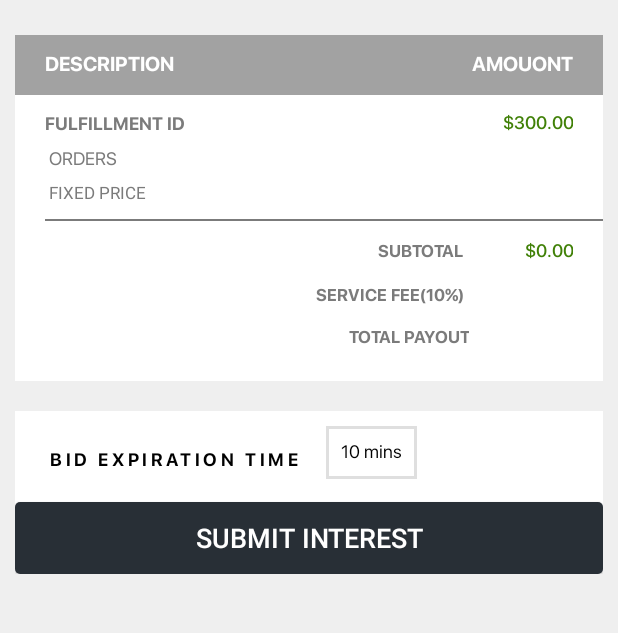
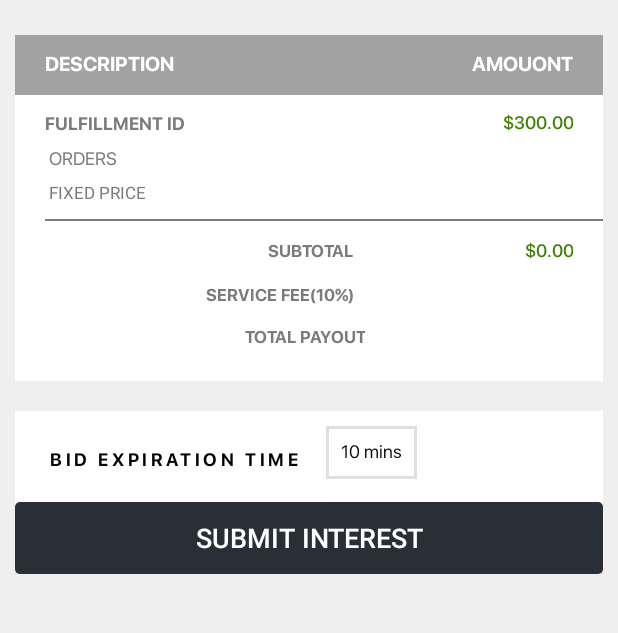
Before and after one commit to JagadeshSeeram/Fulfiller, an Android app: the layout invoice.xml on its own in the app's theme, with its tools: preview values and no code run, on a phone screen of 412 x 824 dp, the part 155-788 px from its top. Run offline under Robolectric (Android 15) with nearby library versions, the phone set to English and light mode, and no system bars; Roboto replaces fonts that are not available here.

Commit message:
bug fixes

```diff
--- a/app/src/main/java/com/biglynx/fulfiller/adapter/FulfillerConfirmAdapter.java
+++ b/app/src/main/java/com/biglynx/fulfiller/adapter/FulfillerConfirmAdapter.java
@@ -33,7 +33,7 @@ public class FulfillerConfirmAdapter extends RecyclerView.Adapter<FulfillerConfi
     Context Context;
     List<FulfillersDTO> confirmList = new ArrayList<>();
     LayoutInflater inflater;
-    SimpleDateFormat simpleDateFormat = new SimpleDateFormat("yyyy-MM-dd'T'HH:mm:ss");;
+    SimpleDateFormat simpleDateFormat = new SimpleDateFormat("yyyy-MM-dd'T'HH:mm:ss");
     private OnRecyclerItemClickListener listener;
 
     public FulfillerConfirmAdapter(Context mContext, List<FulfillersDTO> mConfirmList,
@@ -57,7 +57,7 @@ public class FulfillerConfirmAdapter extends RecyclerView.Adapter<FulfillerConfi
                 try{
                     Date date1 = simpleDateFormat.parse(result1.InterestDateTime);
                     Date date2 = simpleDateFormat.parse(result2.InterestDateTime);
-                    return date1.compareTo(date2);
+                    return date2.compareTo(date1);
                 }catch (Exception e) {
                     e.printStackTrace();
                     return 0;
--- a/app/src/main/java/com/biglynx/fulfiller/adapter/FulfillerPendingAdapter.java
+++ b/app/src/main/java/com/biglynx/fulfiller/adapter/FulfillerPendingAdapter.java
@@ -126,7 +126,7 @@ public class FulfillerPendingAdapter extends RecyclerView.Adapter<FulfillerPendi
                 try{
                     Date date1 = simpleDateFormat.parse(result1.InterestDateTime);
                     Date date2 = simpleDateFormat.parse(result2.InterestDateTime);
-                    return date1.compareTo(date2);
+                    return date2.compareTo(date1);
                 }catch (Exception e) {
                     e.printStackTrace();
                     return 0;
--- a/app/src/main/java/com/biglynx/fulfiller/ui/BusinessRegistration.java
+++ b/app/src/main/java/com/biglynx/fulfiller/ui/BusinessRegistration.java
@@ -5,6 +5,7 @@ import android.graphics.Color;
 import android.os.Bundle;
 import android.support.annotation.NonNull;
 import android.support.v4.app.FragmentActivity;
+import android.text.InputFilter;
 import android.text.SpannableString;
 import android.text.Spanned;
 import android.text.TextUtils;
@@ -125,6 +126,9 @@ public class BusinessRegistration extends FragmentActivity implements View.OnCli
         email_ev = (EditText) findViewById(R.id.email_ev);
         businessEdit = (EditText) findViewById(R.id.busniess_tv);
         phoneno_tv = (EditText) findViewById(R.id.phoneno_tv);
+        InputFilter[] filterArray = new InputFilter[1];
+        filterArray[0] = new InputFilter.LengthFilter(10);
+        phoneno_tv.setFilters(filterArray);
         addressEdit = (EditText) findViewById(R.id.adress_tv);
         cityEdit = (EditText) findViewById(R.id.city_tv);
         stateSpinner = (Spinner) findViewById(R.id.spinner_satte);
--- a/app/src/main/java/com/biglynx/fulfiller/ui/EditProfileActivity.java
+++ b/app/src/main/java/com/biglynx/fulfiller/ui/EditProfileActivity.java
@@ -13,6 +13,7 @@ import android.os.Environment;
 import android.provider.MediaStore;
 import android.support.v7.app.AppCompatActivity;
 import android.os.Bundle;
+import android.text.InputFilter;
 import android.text.TextUtils;
 import android.util.Log;
 import android.view.View;
@@ -111,6 +112,9 @@ public class EditProfileActivity extends AppCompatActivity implements View.OnCli
         address_ev = (EditText) findViewById(R.id.address_ev);
         city_ev = (EditText) findViewById(R.id.city_ev);
         phoneNumber_ev = (EditText) findViewById(R.id.mobile_ev);
+        InputFilter[] filterArray = new InputFilter[1];
+        filterArray[0] = new InputFilter.LengthFilter(10);
+        phoneNumber_ev.setFilters(filterArray);
         phoneNumber_tv = (TextView) findViewById(R.id.mobile_tv);
         profilePIc_iv = (CircularImageView) findViewById(R.id.profilePic_iv);
         camera_LI = (LinearLayout) findViewById(R.id.takePhoto_LI);
--- a/app/src/main/java/com/biglynx/fulfiller/ui/ForgotPasswordActivity.java
+++ b/app/src/main/java/com/biglynx/fulfiller/ui/ForgotPasswordActivity.java
@@ -43,7 +43,7 @@ public class ForgotPasswordActivity extends AppCompatActivity implements View.On
                 finish();
             }
         }, string.indexOf("SIGN"), spannableString.length(), Spanned.SPAN_EXCLUSIVE_EXCLUSIVE);
-        spannableString.setSpan(new ForegroundColorSpan(Color.BLUE), string.indexOf("SIGN"), spannableString.length(), Spanned.SPAN_EXCLUSIVE_EXCLUSIVE);
+        spannableString.setSpan(new ForegroundColorSpan(Color.WHITE), string.indexOf("SIGN"), spannableString.length(), Spanned.SPAN_EXCLUSIVE_EXCLUSIVE);
         signIn_tv.setMovementMethod(LinkMovementMethod.getInstance());
         signIn_tv.setText(spannableString);
     }
--- a/app/src/main/res/layout/invoice.xml
+++ b/app/src/main/res/layout/invoice.xml
@@ -142,12 +142,12 @@
 
                     <com.biglynx.fulfiller.fonts.CustomFontBold
                         android:layout_width="0dp"
-                        android:layout_weight="0.8"
+                        android:layout_weight="0.6"
                         android:layout_gravity="center"
                         android:gravity="center|start"
                         android:textColor="#7B7B7B"
                         android:textSize="@dimen/sp_12"
-                        android:maxLines="1"
+                        android:maxLines="2"
                         android:text="fulfillment id"
                         android:id="@+id/fulfillment_id_tv"
                         android:textAllCaps="true"
@@ -156,7 +156,7 @@
 
                     <com.biglynx.fulfiller.fonts.CustomFontMedium
                         android:layout_width="0dp"
-                        android:layout_weight="0.2"
+                        android:layout_weight="0.4"
                         android:layout_gravity="right"
                         android:gravity="center|right"
                         android:textColor="#408007"
@@ -218,7 +218,7 @@
 
                     <com.biglynx.fulfiller.fonts.CustomFontBold
                         android:layout_width="0dp"
-                        android:layout_weight="0.8"
+                        android:layout_weight="0.6"
                         android:layout_gravity="center"
                         android:gravity="center|end"
                         android:textColor="#7B7B7B"
@@ -230,7 +230,7 @@
 
                     <com.biglynx.fulfiller.fonts.CustomFontMedium
                         android:layout_width="0dp"
-                        android:layout_weight="0.2"
+                        android:layout_weight="0.4"
                         android:layout_gravity="right"
                         android:gravity="right|center_vertical"
                         android:textColor="#408007"
@@ -254,7 +254,7 @@
 
                     <com.biglynx.fulfiller.fonts.CustomFontBold
                         android:layout_width="0dp"
-                        android:layout_weight="0.8"
+                        android:layout_weight="0.6"
                         android:layout_gravity="center"
                         android:gravity="center|end"
                         android:textColor="#7B7B7B"
@@ -266,7 +266,7 @@
 
                     <com.biglynx.fulfiller.fonts.CustomFontMedium
                         android:layout_width="0dp"
-                        android:layout_weight="0.2"
+                        android:layout_weight="0.4"
                         android:layout_gravity="right"
                         android:gravity="right|center_vertical"
                         android:textColor="#EF4C51"
@@ -289,7 +289,7 @@
 
                     <com.biglynx.fulfiller.fonts.CustomFontBold
                         android:layout_width="0dp"
-                        android:layout_weight="0.8"
+                        android:layout_weight="0.6"
                         android:layout_gravity="center"
                         android:gravity="center|end"
                         android:textColor="#7B7B7B"
@@ -302,7 +302,7 @@
 
                     <com.biglynx.fulfiller.fonts.CustomFontMedium
                         android:layout_width="0dp"
-                        android:layout_weight="0.2"
+                        android:layout_weight="0.4"
                         android:layout_gravity="right"
                         android:gravity="right|center_vertical"
                         android:layout_marginRight="@dimen/dp_20"
--- a/app/src/main/res/layout/myfulfillment.xml
+++ b/app/src/main/res/layout/myfulfillment.xml
@@ -133,7 +133,7 @@
                     android:layout_centerVertical="true"
                     android:layout_centerHorizontal="true"
                     android:drawablePadding="@dimen/dp_5"
-                    android:text="No recent fulfillments!"/>
+                    android:text="no recent fulfillments"/>
             </RelativeLayout>
         </LinearLayout>
 
--- a/app/src/main/res/layout/start_delivery.xml
+++ b/app/src/main/res/layout/start_delivery.xml
@@ -584,11 +584,11 @@
                                 android:layout_width="60dp"
                                 android:layout_height="50dp"
                                 android:layout_gravity="center|start"
-                                android:layout_marginLeft="15dp"
                                 android:layout_marginTop="10dp"
                                 android:layout_weight="0.5"
                                 android:gravity="center"
                                 android:scaleType="fitCenter"
+                                android:paddingLeft="0dp"
                                 android:src="@drawable/delivery_current_location"
                                 android:visibility="visible"></ImageView>
 
@@ -1093,6 +1093,7 @@
                                 android:layout_height="wrap_content"
                                 android:layout_marginBottom="20dp"
                                 android:layout_marginLeft="@dimen/dp_10"
+                                android:visibility="gone"
                                 android:layout_marginRight="@dimen/dp_10">
 
                                 <CheckBox
```
Also changed, not shown: app/src/main/java/com/biglynx/fulfiller/adapter/Broadcast_Adapter.java (+22 -13 lines), app/src/main/java/com/biglynx/fulfiller/adapter/VehiclesAdapter.java (+23 -0 lines), app/src/main/java/com/biglynx/fulfiller/ui/BroadCastFragment.java (+9 -14 lines), app/src/main/java/com/biglynx/fulfiller/ui/StartDeliveryNew.java (+26 -9 lines), app/src/main/res/layout/interestexpress.xml (+4 -7 lines).
